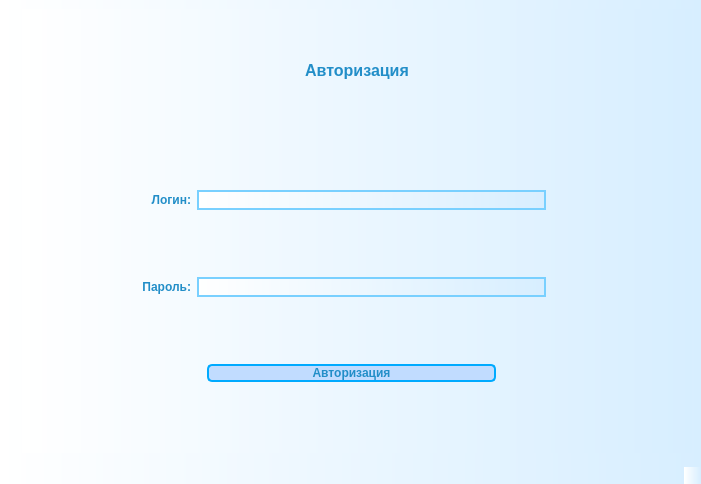
First picture: the form in elzhur.ui, repository AnJuIv/eJournal, before the edit.
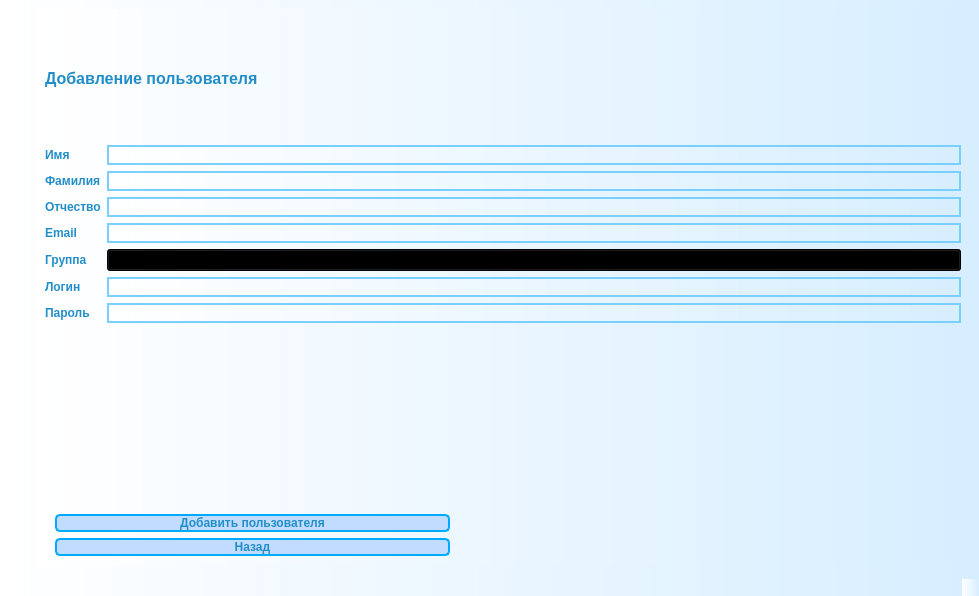
Second picture: the form after the edit. The open tabs and pages were chosen to show the change.

What changed in the file:
```diff
--- a/elzhur.ui
+++ b/elzhur.ui
@@ -6,8 +6,8 @@
    <rect>
     <x>0</x>
     <y>0</y>
-    <width>694</width>
-    <height>484</height>
+    <width>979</width>
+    <height>596</height>
    </rect>
   </property>
   <property name="sizePolicy">
@@ -269,6 +269,13 @@
   </property>
   <widget class="QWidget" name="centralwidget">
    <layout class="QGridLayout" name="gridLayout_6" columnstretch="2,90">
+    <item row="0" column="0">
+     <widget class="QLabel" name="label_26">
+      <property name="text">
+       <string/>
+      </property>
+     </widget>
+    </item>
     <item row="0" column="1">
      <widget class="QStackedWidget" name="stackedWidget">
       <property name="currentIndex">
@@ -877,7 +884,28 @@
       <widget class="QWidget" name="admin_schedule">
        <layout class="QGridLayout" name="gridLayout_15" rowstretch="20,80">
         <item row="0" column="0">
-         <layout class="QGridLayout" name="gridLayout_14" rowstretch="0,0,0" columnstretch="5,10,20,40,40,20,50">
+         <layout class="QGridLayout" name="gridLayout_14" rowstretch="0,0,0" columnstretch="5,0,0,0,0,0,0">
+          <item row="2" column="5">
+           <widget class="QPushButton" name="out_admin">
+            <property name="text">
+             <string>Выйти</string>
+            </property>
+           </widget>
+          </item>
+          <item row="2" column="4">
+           <widget class="QPushButton" name="to_export">
+            <property name="text">
+             <string>Экспорт</string>
+            </property>
+           </widget>
+          </item>
+          <item row="2" column="3">
+           <widget class="QPushButton" name="acc_adm">
+            <property name="text">
+             <string>Личный кабинет</string>
+            </property>
+           </widget>
+          </item>
           <item row="2" column="0">
            <widget class="QLabel" name="label_18">
             <property name="text">
@@ -891,26 +919,6 @@
           <item row="2" column="1">
            <widget class="QComboBox" name="groups"/>
           </item>
-          <item row="1" column="0" colspan="7">
-           <widget class="QLabel" name="label_19">
-            <property name="font">
-             <font>
-              <pointsize>12</pointsize>
-              <weight>75</weight>
-              <bold>true</bold>
-             </font>
-            </property>
-            <property name="layoutDirection">
-             <enum>Qt::LeftToRight</enum>
-            </property>
-            <property name="text">
-             <string>Расписание</string>
-            </property>
-            <property name="alignment">
-             <set>Qt::AlignCenter</set>
-            </property>
-           </widget>
-          </item>
           <item row="2" column="2">
            <widget class="QPushButton" name="show_schedule">
             <property name="text">
@@ -918,24 +926,30 @@
             </property>
            </widget>
           </item>
-          <item row="2" column="3">
-           <widget class="QPushButton" name="acc_adm">
-            <property name="text">
-             <string>Личный кабинет</string>
+          <item row="1" column="0" colspan="7">
+           <widget class="QLabel" name="label_19">
+            <property name="font">
+             <font>
+              <pointsize>12</pointsize>
+              <weight>75</weight>
+              <bold>true</bold>
+             </font>
             </property>
-           </widget>
-          </item>
-          <item row="2" column="4">
-           <widget class="QPushButton" name="to_export">
+            <property name="layoutDirection">
+             <enum>Qt::LeftToRight</enum>
+            </property>
             <property name="text">
-             <string>Экспорт</string>
+             <string>Расписание</string>
             </property>
+            <property name="alignment">
+             <set>Qt::AlignCenter</set>
+            </property>
            </widget>
           </item>
-          <item row="2" column="5">
-           <widget class="QPushButton" name="out_admin">
+          <item row="2" column="6">
+           <widget class="QPushButton" name="to_add_user">
             <property name="text">
-             <string>Выйти</string>
+             <string>Добавить пользователя</string>
             </property>
            </widget>
           </item>
@@ -1131,13 +1145,123 @@
         </item>
        </layout>
       </widget>
-     </widget>
-    </item>
-    <item row="0" column="0">
-     <widget class="QLabel" name="label_26">
-      <property name="text">
-       <string/>
-      </property>
+      <widget class="QWidget" name="addUser">
+       <layout class="QGridLayout" name="gridLayout_10" rowstretch="20,60,20">
+        <item row="0" column="0">
+         <widget class="QLabel" name="label_25">
+          <property name="font">
+           <font>
+            <pointsize>12</pointsize>
+            <weight>75</weight>
+            <bold>true</bold>
+           </font>
+          </property>
+          <property name="text">
+           <string>Добавление пользователя</string>
+          </property>
+         </widget>
+        </item>
+        <item row="1" column="0">
+         <layout class="QFormLayout" name="formLayout">
+          <item row="0" column="0">
+           <widget class="QLabel" name="label_27">
+            <property name="text">
+             <string>Имя</string>
+            </property>
+           </widget>
+          </item>
+          <item row="0" column="1">
+           <widget class="QLineEdit" name="name_2"/>
+          </item>
+          <item row="1" column="0">
+           <widget class="QLabel" name="label_28">
+            <property name="text">
+             <string>Фамилия</string>
+            </property>
+           </widget>
+          </item>
+          <item row="1" column="1">
+           <widget class="QLineEdit" name="surname_2"/>
+          </item>
+          <item row="2" column="0">
+           <widget class="QLabel" name="label_29">
+            <property name="text">
+             <string>Отчество</string>
+            </property>
+           </widget>
+          </item>
+          <item row="2" column="1">
+           <widget class="QLineEdit" name="patronymic_2"/>
+          </item>
+          <item row="3" column="0">
+           <widget class="QLabel" name="label_30">
+            <property name="text">
+             <string>Email</string>
+            </property>
+           </widget>
+          </item>
+          <item row="3" column="1">
+           <widget class="QLineEdit" name="email_2"/>
+          </item>
+          <item row="4" column="0">
+           <widget class="QLabel" name="label_31">
+            <property name="text">
+             <string>Группа</string>
+            </property>
+           </widget>
+          </item>
+          <item row="5" column="0">
+           <widget class="QLabel" name="label_32">
+            <property name="text">
+             <string>Логин</string>
+            </property>
+           </widget>
+          </item>
+          <item row="6" column="0">
+           <widget class="QLabel" name="label_33">
+            <property name="text">
+             <string>Пароль</string>
+            </property>
+           </widget>
+          </item>
+          <item row="5" column="1">
+           <widget class="QLineEdit" name="login_2"/>
+          </item>
+          <item row="6" column="1">
+           <widget class="QLineEdit" name="password_2"/>
+          </item>
+          <item row="4" column="1">
+           <widget class="QComboBox" name="groups_to_add"/>
+          </item>
+         </layout>
+        </item>
+        <item row="2" column="0">
+         <layout class="QGridLayout" name="gridLayout_16">
+          <item row="0" column="0">
+           <widget class="QPushButton" name="add_user">
+            <property name="text">
+             <string>Добавить пользователя</string>
+            </property>
+           </widget>
+          </item>
+          <item row="1" column="0">
+           <widget class="QPushButton" name="back_2">
+            <property name="text">
+             <string>Назад</string>
+            </property>
+           </widget>
+          </item>
+          <item row="0" column="1">
+           <widget class="QLabel" name="label_34">
+            <property name="text">
+             <string/>
+            </property>
+           </widget>
+          </item>
+         </layout>
+        </item>
+       </layout>
+      </widget>
      </widget>
     </item>
    </layout>
@@ -1147,8 +1271,8 @@
     <rect>
      <x>0</x>
      <y>0</y>
-     <width>694</width>
-     <height>21</height>
+     <width>979</width>
+     <height>26</height>
     </rect>
    </property>
   </widget>
```
